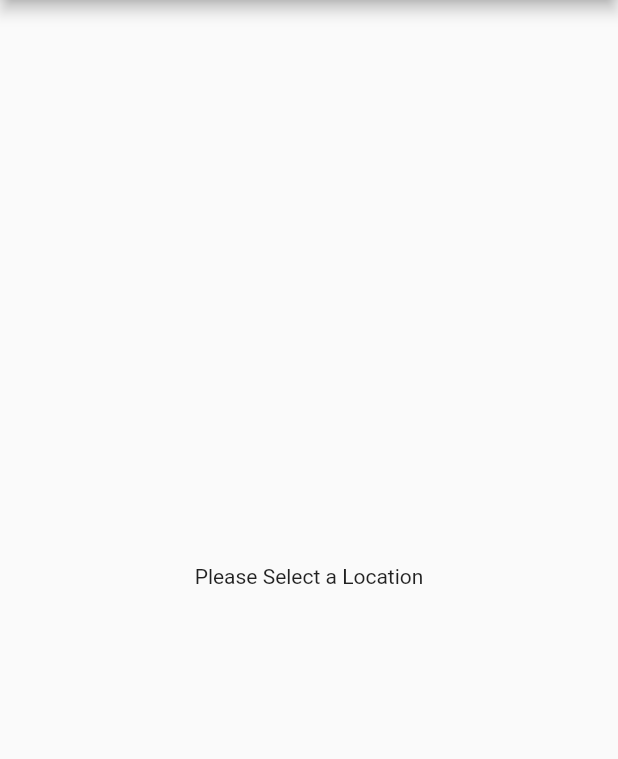
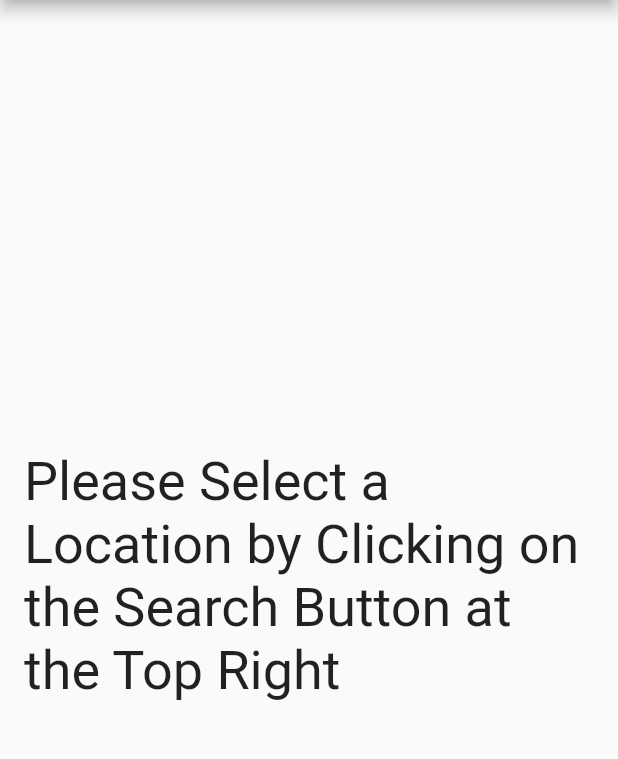
Before and after one commit to SheeNigami/weather_flutter, a Flutter app: the screen it shows after launch, on a phone screen of 412 x 824 dp, the part 84-843 px from its top. Run offline on Flutter 3.47's test engine with Material 2 defaults, Android fonts, the phone set to English and light mode, and no system bars; our stand-ins replace bloc, equatable, flutter_bloc.

Commit message:
Increased Text size of EmpyState Message

```diff
--- a/lib/blocs/weather_bloc.dart
+++ b/lib/blocs/weather_bloc.dart
@@ -44,10 +44,7 @@ class WeatherBloc extends Bloc<WeatherEvent, WeatherState> {
   WeatherState get initialState => WeatherEmpty();
 
   @override
-  Stream<WeatherState> mapEventToState(
-    WeatherState currentState,
-    WeatherEvent event,
-  ) async* {
+  Stream<WeatherState> mapEventToState(WeatherEvent event) async* {
     if (event is FetchWeather) {
       yield WeatherLoading();
       try {
--- a/lib/widgets/weather.dart
+++ b/lib/widgets/weather.dart
@@ -54,7 +54,16 @@ class _WeatherWidgetState extends State<WeatherWidget> {
           bloc: _weatherBloc,
           builder: (_, WeatherState state) {
             if (state is WeatherEmpty) {
-              return Center(child: Text('Please Select a Location'));
+              return Center(
+                child: Padding(
+                  padding: EdgeInsets.all(16.0),
+                  child: Text('Please Select a Location by Clicking on the Search Button at the Top Right',
+                    style: new TextStyle(
+                      fontSize: 36.0,
+                    )
+                  )
+                )
+              );
             }
             if (state is WeatherLoading) {
               return Center(child: CircularProgressIndicator());
```
